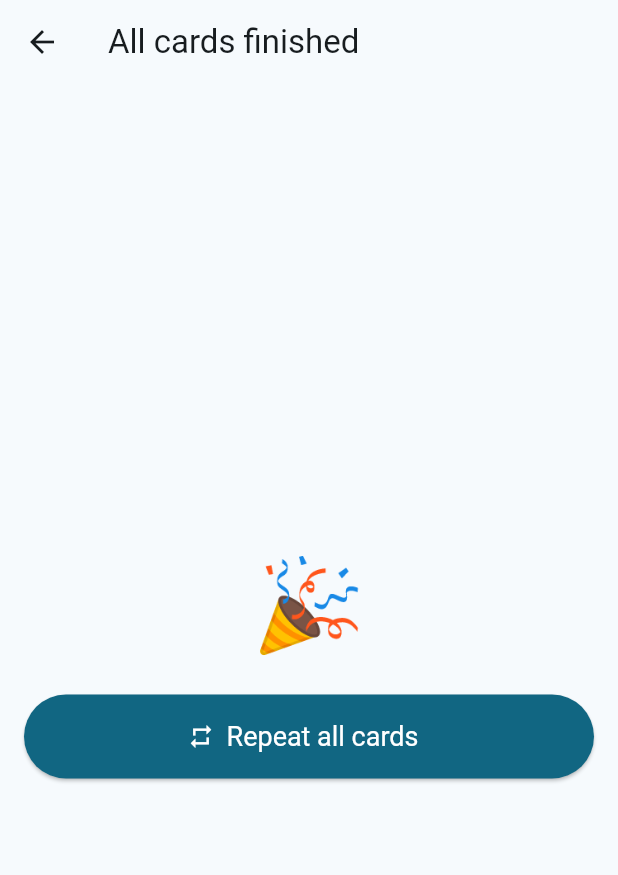
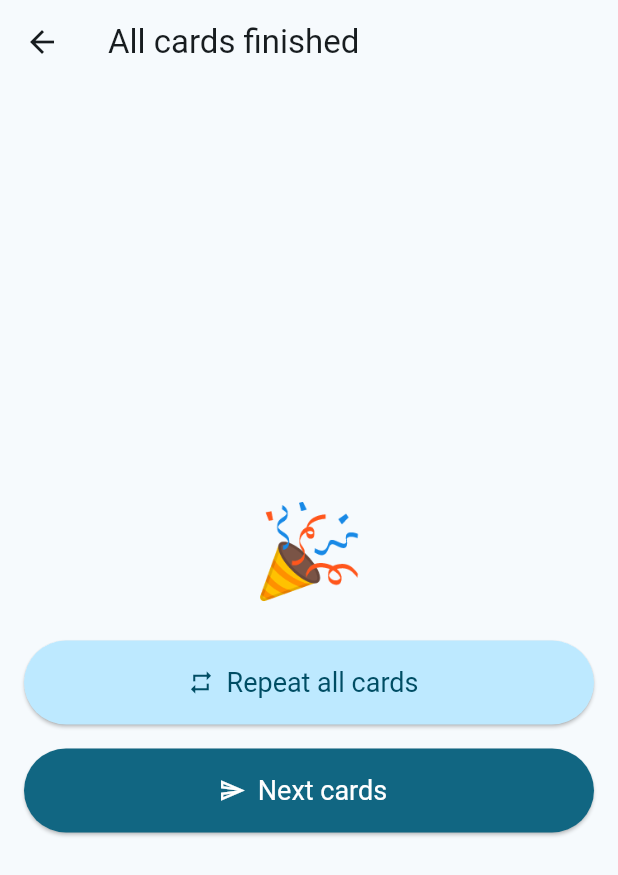
Before and after one commit to krille-chan/simple-flashcards, a Flutter app: the SessionPageView screen opened directly with empty values, on a phone screen of 412 x 824 dp. Shown: the top 875 px of the screen. Run offline on Flutter 3.47's test engine with Material 3 defaults, Android fonts, the phone set to English and light mode, and no system bars; drawn by our look-alikes of dynamic_color; our stand-ins replace adaptive_dialog, chat_bubbles, emoji_picker_flutter, file_picker, flip_card, hive_flutter and 4 more; missing offline and left inert: chat_gpt_sdk, fast_csv, text_to_speech; accounts and stored records are empty; generated files the repository leaves out were written again.

Commit message:
feat: Add sound effects

```diff
--- a/lib/pages/session/session_page.dart
+++ b/lib/pages/session/session_page.dart
@@ -78,7 +78,7 @@ class SessionPageController extends State<SessionPage> {
       );
     }
     cards.removeAt(0);
-    _audioPlayer.setAsset(
+    await _audioPlayer.setAsset(
         'assets/sounds/${cards.isEmpty ? 'finished' : 'correct'}.mp3');
     _audioPlayer.play();
     flip();
@@ -106,6 +106,8 @@ class SessionPageController extends State<SessionPage> {
     _readFrontOnStart();
   }
 
+  void nextCards() => Navigator.of(context).pop<bool>(true);
+
   @override
   Widget build(BuildContext context) => SessionPageView(this);
 }
--- a/lib/pages/session/session_page_view.dart
+++ b/lib/pages/session/session_page_view.dart
@@ -37,12 +37,24 @@ class SessionPageView extends StatelessWidget {
                     ElevatedButton.icon(
                       onPressed: controller.repeatAllCards,
                       style: ElevatedButton.styleFrom(
+                        backgroundColor:
+                            Theme.of(context).colorScheme.primaryContainer,
+                        foregroundColor:
+                            Theme.of(context).colorScheme.onPrimaryContainer,
+                      ),
+                      icon: const Icon(Icons.repeat_outlined),
+                      label: Text(L10n.of(context)!.repeatAllCards),
+                    ),
+                    const SizedBox(height: 16),
+                    ElevatedButton.icon(
+                      onPressed: controller.nextCards,
+                      style: ElevatedButton.styleFrom(
                         backgroundColor: Theme.of(context).colorScheme.primary,
                         foregroundColor:
                             Theme.of(context).colorScheme.onPrimary,
                       ),
-                      icon: const Icon(Icons.repeat_outlined),
-                      label: Text(L10n.of(context)!.repeatAllCards),
+                      icon: const Icon(Icons.send_outlined),
+                      label: Text(L10n.of(context)!.nextCards),
                     ),
                   ],
                 ),
--- a/pubspec.yaml
+++ b/pubspec.yaml
@@ -48,3 +48,4 @@ flutter:
   uses-material-design: true
   assets:
     - assets/images/
+    - assets/sounds/
```
Also changed, not shown: 1 other file.
